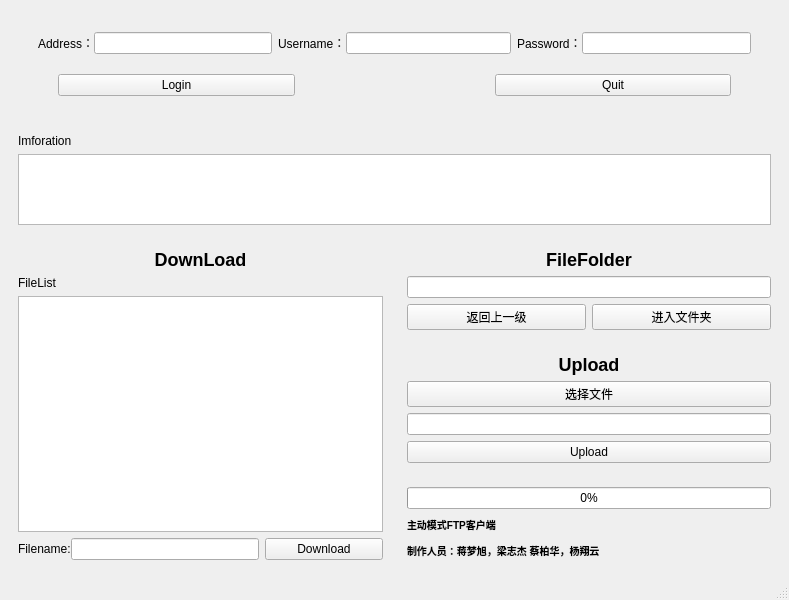
Before: the Qt Designer form mainwindow.ui in oldjang/FTPClient, drawn with Qt 5.
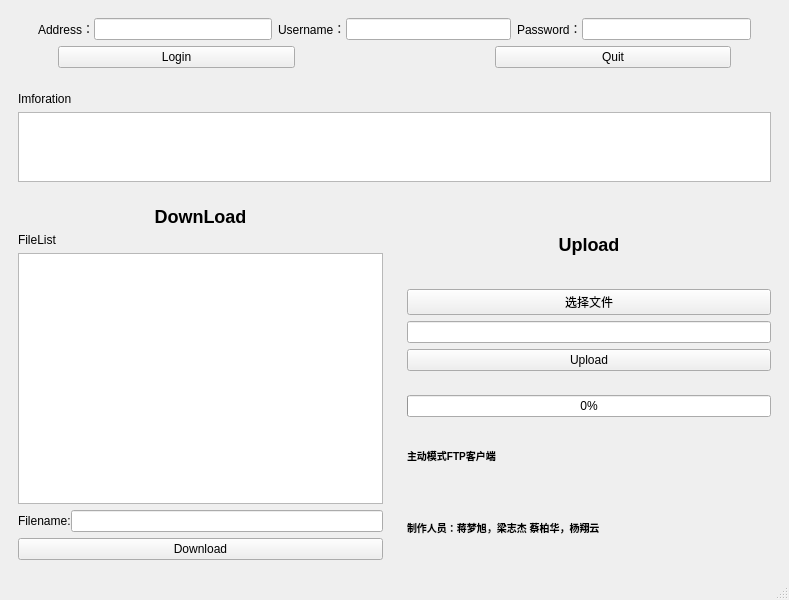
After: the same form once the commit is applied.

Diff of the .ui file:
```diff
--- a/mainwindow.ui
+++ b/mainwindow.ui
@@ -14,7 +14,7 @@
    <string>FTPClient</string>
   </property>
   <widget class="QWidget" name="centralwidget">
-   <layout class="QVBoxLayout" name="verticalLayout_6" stretch="1,1,3">
+   <layout class="QVBoxLayout" name="verticalLayout_6" stretch="2,3,15">
     <item>
      <widget class="QWidget" name="userWidget" native="true">
       <layout class="QHBoxLayout" name="horizontalLayout_6">
@@ -137,8 +137,8 @@
      <layout class="QHBoxLayout" name="horizontalLayout_8" stretch="1,1">
       <item>
        <widget class="QWidget" name="downloadWidget" native="true">
-        <layout class="QGridLayout" name="gridLayout">
-         <item row="0" column="0" colspan="3">
+        <layout class="QVBoxLayout" name="verticalLayout_7">
+         <item>
           <widget class="QLabel" name="downLoadLabel">
            <property name="text">
             <string>&lt;h2&gt;DownLoad&lt;/h2&gt;</string>
@@ -151,7 +151,17 @@
            </property>
           </widget>
          </item>
-         <item row="3" column="0" colspan="2">
+         <item>
+          <widget class="QLabel" name="listLabel">
+           <property name="text">
+            <string>FileList</string>
+           </property>
+          </widget>
+         </item>
+         <item>
+          <widget class="QListWidget" name="fileList"/>
+         </item>
+         <item>
           <layout class="QHBoxLayout" name="horizontalLayout_7">
            <property name="spacing">
             <number>0</number>
@@ -168,61 +178,18 @@
            </item>
           </layout>
          </item>
-         <item row="3" column="2">
+         <item>
           <widget class="QPushButton" name="downloadButton">
            <property name="text">
             <string>Download</string>
            </property>
           </widget>
          </item>
-         <item row="1" column="0">
-          <widget class="QLabel" name="listLabel">
-           <property name="text">
-            <string>FileList</string>
-           </property>
-          </widget>
-         </item>
-         <item row="2" column="0" colspan="3">
-          <widget class="QTextBrowser" name="fileList"/>
-         </item>
         </layout>
        </widget>
       </item>
       <item>
        <layout class="QVBoxLayout" name="verticalLayout_5">
-        <item>
-         <widget class="QWidget" name="widget_2" native="true">
-          <layout class="QGridLayout" name="gridLayout_2">
-           <item row="0" column="0" colspan="2">
-            <widget class="QLabel" name="folderLabel">
-             <property name="text">
-              <string>&lt;h2&gt;FileFolder&lt;/h2&gt;</string>
-             </property>
-             <property name="alignment">
-              <set>Qt::AlignCenter</set>
-             </property>
-            </widget>
-           </item>
-           <item row="1" column="0" colspan="2">
-            <widget class="QLineEdit" name="folderText"/>
-           </item>
-           <item row="2" column="0">
-            <widget class="QPushButton" name="returnButton">
-             <property name="text">
-              <string>返回上一级</string>
-             </property>
-            </widget>
-           </item>
-           <item row="2" column="1">
-            <widget class="QPushButton" name="cdButton">
-             <property name="text">
-              <string>进入文件夹</string>
-             </property>
-            </widget>
-           </item>
-          </layout>
-         </widget>
-        </item>
         <item>
          <widget class="QWidget" name="uploadWidget" native="true">
           <layout class="QVBoxLayout" name="verticalLayout_4">
```
